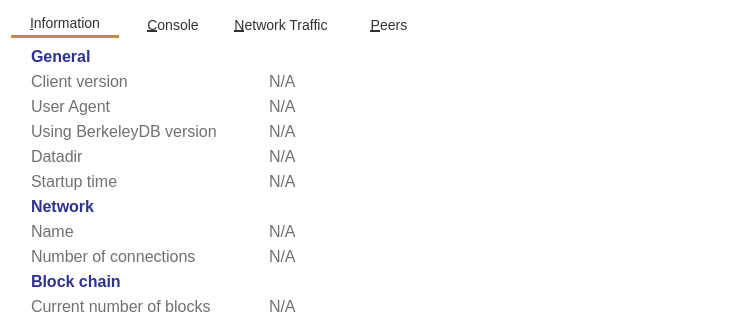
Qt form src/qt/forms/debugwindow.ui (hardwarewise/SIN-core) before a commit; both pictures show x 0 to 750 and y 0 to 320 of the 750 by 550 pixel window.
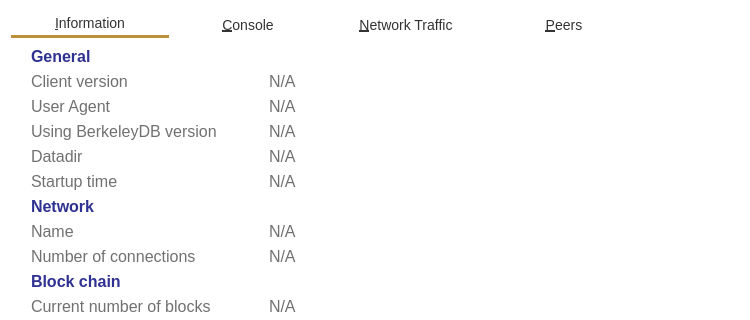
The same form after that commit. Icons and pictures are not drawn. Custom widgets are drawn as their Qt base class.

Commit message: Fixed a visual bug on Ubuntu Wallet.

The edit to the form file:
```diff
--- a/src/qt/forms/debugwindow.ui
+++ b/src/qt/forms/debugwindow.ui
@@ -43,6 +43,8 @@
    
 
 }
+
+
 QTabBar::tab {
   color:#333;
   font-size:14px;
@@ -55,6 +57,7 @@
   border-top-color:transparent;
   border-left-color:transparent;
   border-right-color:transparent;
+  width: 150px;
 }
 
 QTabBar::tab:selected {
```
Left out of the diff: 2 changed lines with no effect on the pictures.
